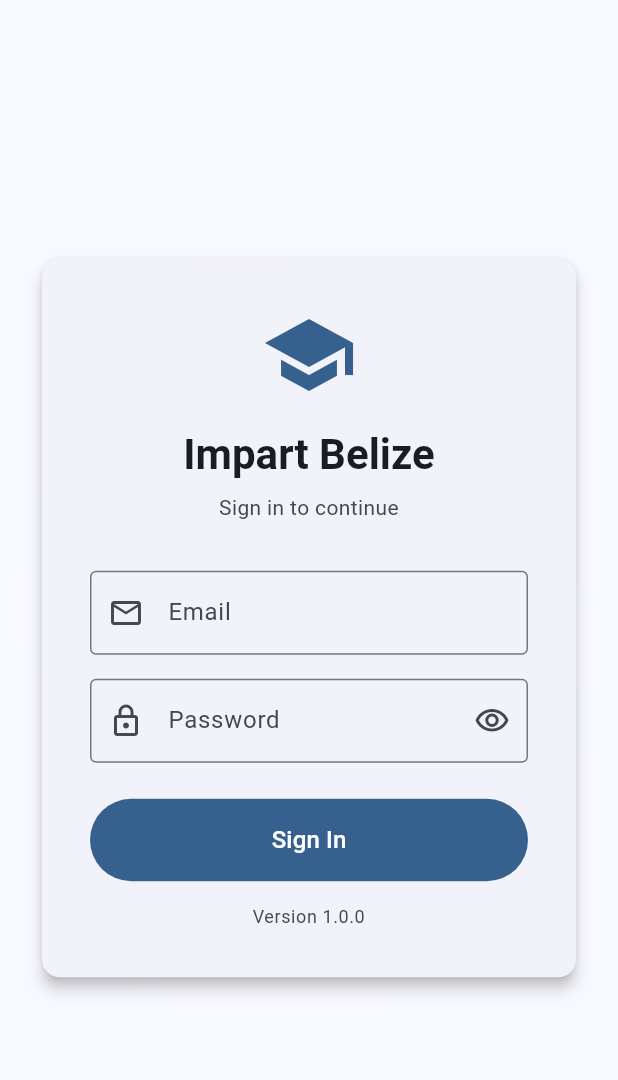
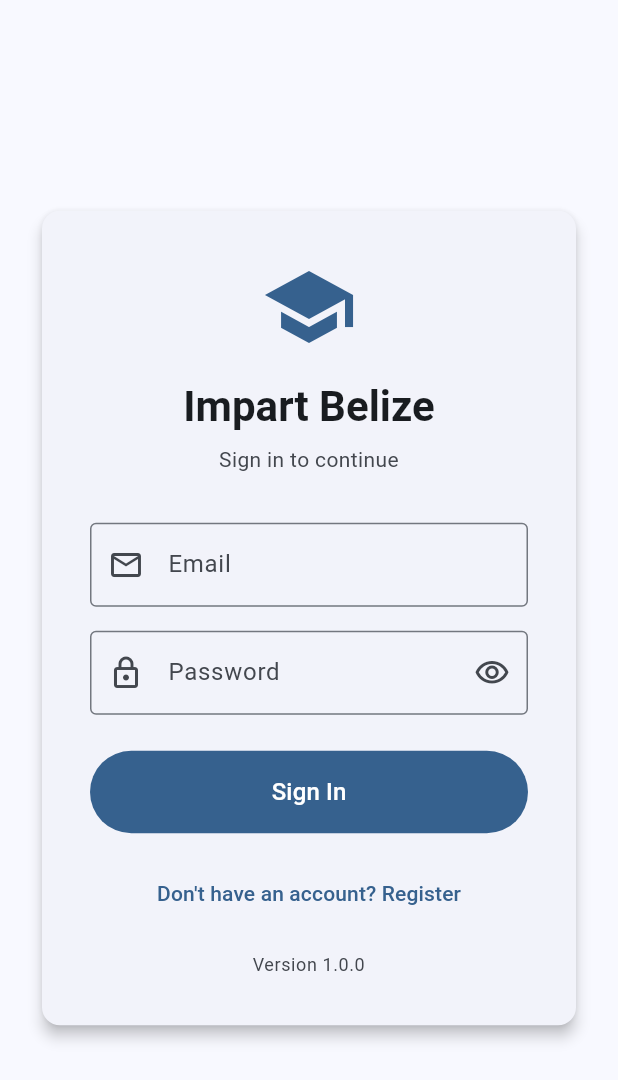
Before and after one commit to amilcar-vasquez/impartBelize, a Flutter app: the screen it shows after launch, on a phone screen of 412 x 824 dp. Shown: the top 1080 px of the screen. Run offline on Flutter 3.47's test engine with Material 3 defaults, Android fonts, the phone set to English and light mode, and no system bars; our stand-ins replace shared_preferences.

Commit message:
UI - Register and activate pages

```diff
--- a/ui/lib/config/app_config.dart
+++ b/ui/lib/config/app_config.dart
@@ -12,8 +12,6 @@ class AppConfig {
     if (kIsWeb) {
       return 'http://localhost:4000/v1';
     } else if (Platform.isAndroid) {
-      final url = 'http://10.0.2.2:4000/v1';
-      print('API base URL: $url');
       return 'http://10.0.2.2:4000/v1';
     } else {
       // iOS simulator, desktop, or other platforms
--- a/ui/lib/main.dart
+++ b/ui/lib/main.dart
@@ -1,7 +1,9 @@
 import 'package:flutter/material.dart';
+import 'package:ui/screens/auth/register_screen.dart';
 import 'screens/teachers_screen.dart';
 import 'screens/license_application_screen.dart';
-import 'screens/login_screen.dart';
+import 'screens/auth/login_screen.dart';
+import 'screens/auth/activation_screen.dart';
 import 'screens/settings_screen.dart';
 import 'services/auth_service.dart';
 
@@ -50,6 +52,8 @@ class ImpartBelizeApp extends StatelessWidget {
       routes: {
         '/': (context) => const AuthWrapper(),
         '/login': (context) => const LoginScreen(),
+        '/register': (context) => const RegisterScreen(),
+        '/activate': (context) => const ActivationScreen(),
         '/home': (context) => const HomeScreen(),
       },
     );
--- a/ui/lib/screens/login_screen.dart
+++ b/ui/lib/screens/auth/activation_screen.dart
@@ -1,35 +1,31 @@
 import 'package:flutter/material.dart';
-import '../services/auth_service.dart';
-import '../config/app_config.dart';
+import 'package:flutter/services.dart';
+import '../../services/user_service.dart';
+import '../../config/app_config.dart';
 
-class LoginScreen extends StatefulWidget {
-  const LoginScreen({super.key});
+class ActivationScreen extends StatefulWidget {
+  const ActivationScreen({super.key});
 
   @override
-  State<LoginScreen> createState() => _LoginScreenState();
+  State<ActivationScreen> createState() => _ActivationScreenState();
 }
 
-class _LoginScreenState extends State<LoginScreen> {
+class _ActivationScreenState extends State<ActivationScreen> {
   final _formKey = GlobalKey<FormState>();
-  final _emailController = TextEditingController();
-  final _passwordController = TextEditingController();
-  final _authService = AuthService();
+  final _codeController = TextEditingController();
+  final _userService = UserService();
 
   bool _isLoading = false;
-  bool _obscurePassword = true;
   String? _errorMessage;
 
   @override
   void dispose() {
-    _emailController.dispose();
-    _passwordController.dispose();
+    _codeController.dispose();
     super.dispose();
   }
 
-  Future<void> _handleLogin() async {
-    if (!_formKey.currentState!.validate()) {
-      return;
-    }
+  Future<void> _handleActivation() async {
+    if (!_formKey.currentState!.validate()) return;
 
     setState(() {
       _isLoading = true;
@@ -37,14 +33,16 @@ class _LoginScreenState extends State<LoginScreen> {
     });
 
     try {
-      await _authService.login(
-        _emailController.text.trim(),
-        _passwordController.text,
-      );
+      await _userService.activateUser(_codeController.text.trim());
 
       if (mounted) {
-        // Navigate to home screen on success
-        Navigator.of(context).pushReplacementNamed('/home');
+        ScaffoldMessenger.of(context).showSnackBar(
+          const SnackBar(
+            content: Text('Account activated successfully! Please sign in.'),
+            backgroundColor: Colors.green,
+          ),
+        );
+        Navigator.of(context).pushReplacementNamed('/login');
       }
     } catch (e) {
       setState(() {
@@ -52,24 +50,23 @@ class _LoginScreenState extends State<LoginScreen> {
       });
     } finally {
       if (mounted) {
-        setState(() {
-          _isLoading = false;
-        });
+        setState(() => _isLoading = false);
       }
     }
   }
 
   @override
   Widget build(BuildContext context) {
-    final screenWidth = MediaQuery.of(context).size.width;
-    final isMobile = screenWidth < AppConfig.mobileBreakpoint;
+    final isMobile =
+        MediaQuery.of(context).size.width < AppConfig.mobileBreakpoint;
 
     return Scaffold(
+      appBar: AppBar(title: const Text('Activate Account')),
       body: Center(
         child: SingleChildScrollView(
           padding: EdgeInsets.symmetric(
-            horizontal: isMobile ? 24.0 : 48.0,
-            vertical: 24.0,
+            horizontal: isMobile ? 24 : 48,
+            vertical: 24,
           ),
           child: ConstrainedBox(
             constraints: const BoxConstraints(maxWidth: 400),
@@ -83,22 +80,22 @@ class _LoginScreenState extends State<LoginScreen> {
                     mainAxisSize: MainAxisSize.min,
                     crossAxisAlignment: CrossAxisAlignment.stretch,
                     children: [
-                      // Logo or App Name
+                      // Icon
                       Icon(
-                        Icons.school,
+                        Icons.mark_email_read_outlined,
                         size: 64,
                         color: Theme.of(context).colorScheme.primary,
                       ),
                       const SizedBox(height: 16),
                       Text(
-                        AppConfig.appName,
+                        'Check your email',
                         style: Theme.of(context).textTheme.headlineMedium
                             ?.copyWith(fontWeight: FontWeight.bold),
                         textAlign: TextAlign.center,
                       ),
                       const SizedBox(height: 8),
                       Text(
-                        'Sign in to continue',
+                        'We sent you an activation code. Enter it below to activate your account.',
                         style: Theme.of(context).textTheme.bodyMedium?.copyWith(
                           color: Theme.of(context).colorScheme.onSurfaceVariant,
                         ),
@@ -136,71 +133,31 @@ class _LoginScreenState extends State<LoginScreen> {
                           ),
                         ),
 
-                      // Email Field
+                      // Activation Code Field
                       TextFormField(
-                        controller: _emailController,
+                        controller: _codeController,
                         decoration: const InputDecoration(
-                          labelText: 'Email',
-                          prefixIcon: Icon(Icons.email_outlined),
+                          labelText: 'Activation Token',
                           border: OutlineInputBorder(),
                         ),
-                        keyboardType: TextInputType.emailAddress,
-                        textInputAction: TextInputAction.next,
-                        autocorrect: false,
-                        enableSuggestions: false,
-                        textCapitalization: TextCapitalization.none,
+                        textAlign: TextAlign.center,
+                        enableInteractiveSelection: true,
+                        keyboardType: TextInputType.text,
+                        textInputAction: TextInputAction.done,
                         enabled: !_isLoading,
                         validator: (value) {
                           if (value == null || value.isEmpty) {
-                            return 'Please enter your email';
-                          }
-                          if (!value.contains('@')) {
-                            return 'Please enter a valid email';
+                            return 'Please enter the activation token';
                           }
                           return null;
                         },
-                      ),
-                      const SizedBox(height: 16),
-
-                      // Password Field
-                      TextFormField(
-                        controller: _passwordController,
-                        decoration: InputDecoration(
-                          labelText: 'Password',
-                          prefixIcon: const Icon(Icons.lock_outlined),
-                          border: const OutlineInputBorder(),
-                          suffixIcon: IconButton(
-                            icon: Icon(
-                              _obscurePassword
-                                  ? Icons.visibility_outlined
-                                  : Icons.visibility_off_outlined,
-                            ),
-                            onPressed: () {
-                              setState(() {
-                                _obscurePassword = !_obscurePassword;
-                              });
-                            },
-                          ),
-                        ),
-                        obscureText: _obscurePassword,
-                        textInputAction: TextInputAction.done,
-                        enabled: !_isLoading,
-                        onFieldSubmitted: (_) => _handleLogin(),
-                        validator: (value) {
-                          if (value == null || value.isEmpty) {
-                            return 'Please enter your password';
-                          }
-                          if (value.length < 6) {
-                            return 'Password must be at least 6 characters';
-                          }
-                          return null;
-                        },
+                        onFieldSubmitted: (_) => _handleActivation(),
                       ),
                       const SizedBox(height: 24),
 
-                      // Login Button
+                      // Activate Button
                       FilledButton(
-                        onPressed: _isLoading ? null : _handleLogin,
+                        onPressed: _isLoading ? null : _handleActivation,
                         style: FilledButton.styleFrom(
                           padding: const EdgeInsets.symmetric(vertical: 16),
                         ),
@@ -213,19 +170,18 @@ class _LoginScreenState extends State<LoginScreen> {
                                 ),
                               )
                             : const Text(
-                                'Sign In',
+                                'Activate Account',
                                 style: TextStyle(fontSize: 16),
                               ),
                       ),
                       const SizedBox(height: 16),
 
-                      // Version Info
-                      Text(
-                        'Version ${AppConfig.appVersion}',
-                        style: Theme.of(context).textTheme.bodySmall?.copyWith(
-                          color: Theme.of(context).colorScheme.onSurfaceVariant,
-                        ),
-                        textAlign: TextAlign.center,
+                      // Back to Login
+                      TextButton(
+                        onPressed: () => Navigator.of(
+                          context,
+                        ).pushReplacementNamed('/login'),
+                        child: const Text('Back to Sign In'),
                       ),
                     ],
                   ),
--- /dev/null
+++ b/ui/lib/screens/auth/login_screen.dart
@@ -0,0 +1,247 @@
+import 'package:flutter/material.dart';
+import '../../services/auth_service.dart';
+import '../../config/app_config.dart';
+
+class LoginScreen extends StatefulWidget {
+  const LoginScreen({super.key});
+
+  @override
+  State<LoginScreen> createState() => _LoginScreenState();
+}
+
+class _LoginScreenState extends State<LoginScreen> {
+  final _formKey = GlobalKey<FormState>();
+  final _emailController = TextEditingController();
+  final _passwordController = TextEditingController();
+  final _authService = AuthService();
+
+  bool _isLoading = false;
+  bool _obscurePassword = true;
+  String? _errorMessage;
+
+  @override
+  void dispose() {
+    _emailController.dispose();
+    _passwordController.dispose();
+    super.dispose();
+  }
+
+  Future<void> _handleLogin() async {
+    if (!_formKey.currentState!.validate()) {
+      return;
+    }
+
+    setState(() {
+      _isLoading = true;
+      _errorMessage = null;
+    });
+
+    try {
+      await _authService.login(
+        _emailController.text.trim(),
+        _passwordController.text,
+      );
+
+      if (mounted) {
+        // Navigate to home screen on success
+        Navigator.of(context).pushReplacementNamed('/home');
+      }
+    } catch (e) {
+      setState(() {
+        _errorMessage = e.toString().replaceAll('Exception: ', '');
+      });
+    } finally {
+      if (mounted) {
+        setState(() {
+          _isLoading = false;
+        });
+      }
+    }
+  }
+
+  @override
+  Widget build(BuildContext context) {
+    final screenWidth = MediaQuery.of(context).size.width;
+    final isMobile = screenWidth < AppConfig.mobileBreakpoint;
+
+    return Scaffold(
+      body: Center(
+        child: SingleChildScrollView(
+          padding: EdgeInsets.symmetric(
+            horizontal: isMobile ? 24.0 : 48.0,
+            vertical: 24.0,
+          ),
+          child: ConstrainedBox(
+            constraints: const BoxConstraints(maxWidth: 400),
+            child: Card(
+              elevation: 4,
+              child: Padding(
+                padding: const EdgeInsets.all(32.0),
+                child: Form(
+                  key: _formKey,
+                  child: Column(
+                    mainAxisSize: MainAxisSize.min,
+                    crossAxisAlignment: CrossAxisAlignment.stretch,
+                    children: [
+                      // Logo or App Name
+                      Icon(
+                        Icons.school,
+                        size: 64,
+                        color: Theme.of(context).colorScheme.primary,
+                      ),
+                      const SizedBox(height: 16),
+                      Text(
+                        AppConfig.appName,
+                        style: Theme.of(context).textTheme.headlineMedium
+                            ?.copyWith(fontWeight: FontWeight.bold),
+                        textAlign: TextAlign.center,
+                      ),
+                      const SizedBox(height: 8),
+                      Text(
+                        'Sign in to continue',
+                        style: Theme.of(context).textTheme.bodyMedium?.copyWith(
+                          color: Theme.of(context).colorScheme.onSurfaceVariant,
+                        ),
+                        textAlign: TextAlign.center,
+                      ),
+                      const SizedBox(height: 32),
+
+                      // Error Message
+                      if (_errorMessage != null)
+                        Container(
+                          padding: const EdgeInsets.all(12),
+                          margin: const EdgeInsets.only(bottom: 16),
+                          decoration: BoxDecoration(
+                            color: Theme.of(context).colorScheme.errorContainer,
+                            borderRadius: BorderRadius.circular(8),
+                          ),
+                          child: Row(
+                            children: [
+                              Icon(
+                                Icons.error_outline,
+                                color: Theme.of(context).colorScheme.error,
+                              ),
+                              const SizedBox(width: 12),
+                              Expanded(
+                                child: Text(
+                                  _errorMessage!,
+                                  style: TextStyle(
+                                    color: Theme.of(
+                                      context,
+                                    ).colorScheme.onErrorContainer,
+                                  ),
+                                ),
+                              ),
+                            ],
+                          ),
+                        ),
+
+                      // Email Field
+                      TextFormField(
+                        controller: _emailController,
+                        decoration: const InputDecoration(
+                          labelText: 'Email',
+                          prefixIcon: Icon(Icons.email_outlined),
+                          border: OutlineInputBorder(),
+                        ),
+                        keyboardType: TextInputType.emailAddress,
+                        textInputAction: TextInputAction.next,
+                        autocorrect: false,
+                        enableSuggestions: false,
+                        textCapitalization: TextCapitalization.none,
+                        enabled: !_isLoading,
+                        validator: (value) {
+                          if (value == null || value.isEmpty) {
+                            return 'Please enter your email';
+                          }
+                          if (!value.contains('@')) {
+                            return 'Please enter a valid email';
+                          }
+                          return null;
+                        },
+                      ),
+                      const SizedBox(height: 16),
+
+                      // Password Field
+                      TextFormField(
+                        controller: _passwordController,
+                        decoration: InputDecoration(
+                          labelText: 'Password',
+                          prefixIcon: const Icon(Icons.lock_outlined),
+                          border: const OutlineInputBorder(),
+                          suffixIcon: IconButton(
+                            icon: Icon(
+                              _obscurePassword
+                                  ? Icons.visibility_outlined
+                                  : Icons.visibility_off_outlined,
+                            ),
+                            onPressed: () {
+                              setState(() {
+                                _obscurePassword = !_obscurePassword;
+                              });
+                            },
+                          ),
+                        ),
+                        obscureText: _obscurePassword,
+                        textInputAction: TextInputAction.done,
+                        enabled: !_isLoading,
+                        onFieldSubmitted: (_) => _handleLogin(),
+                        validator: (value) {
+                          if (value == null || value.isEmpty) {
+                            return 'Please enter your password';
+                          }
+                          if (value.length < 6) {
+                            return 'Password must be at least 6 characters';
+                          }
+                          return null;
+                        },
+                      ),
+                      const SizedBox(height: 24),
+
+                      // Login Button
+                      FilledButton(
+                        onPressed: _isLoading ? null : _handleLogin,
+                        style: FilledButton.styleFrom(
+                          padding: const EdgeInsets.symmetric(vertical: 16),
+                        ),
+                        child: _isLoading
+                            ? const SizedBox(
+                                height: 20,
+                                width: 20,
+                                child: CircularProgressIndicator(
+                                  strokeWidth: 2,
+                                ),
+                              )
+                            : const Text(
+                                'Sign In',
+                                style: TextStyle(fontSize: 16),
+                              ),
+                      ),
+                      const SizedBox(height: 16),
+                      // register link
+                      TextButton(
+                        onPressed: () {
+                          Navigator.of(context).pushNamed('/register');
+                        },
+                        child: const Text('Don\'t have an account? Register'),
+                      ),
+                      const SizedBox(height: 16),
+                      // Version Info
+                      Text(
+                        'Version ${AppConfig.appVersion}',
+                        style: Theme.of(context).textTheme.bodySmall?.copyWith(
+                          color: Theme.of(context).colorScheme.onSurfaceVariant,
+                        ),
+                        textAlign: TextAlign.center,
+                      ),
+                    ],
+                  ),
+                ),
+              ),
+            ),
+          ),
+        ),
+      ),
+    );
+  }
+}
```
Also changed, not shown: ui/lib/screens/auth/register_screen.dart (added, +258 -0 lines), ui/lib/services/user_service.dart (added, +90 -0 lines).
